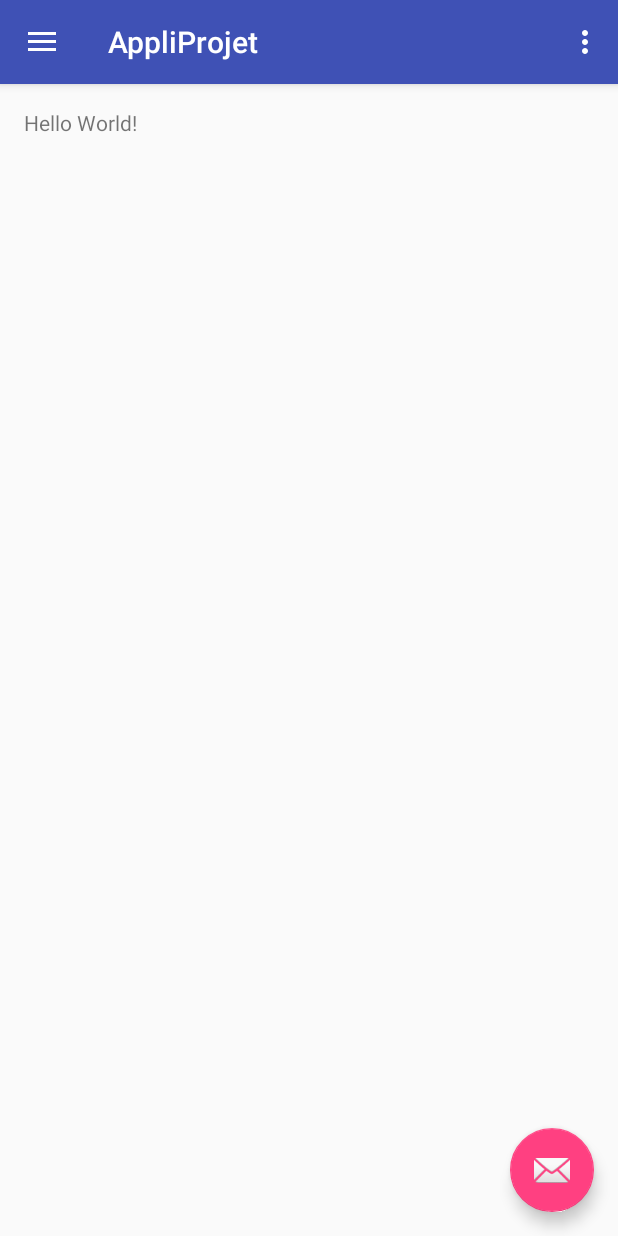
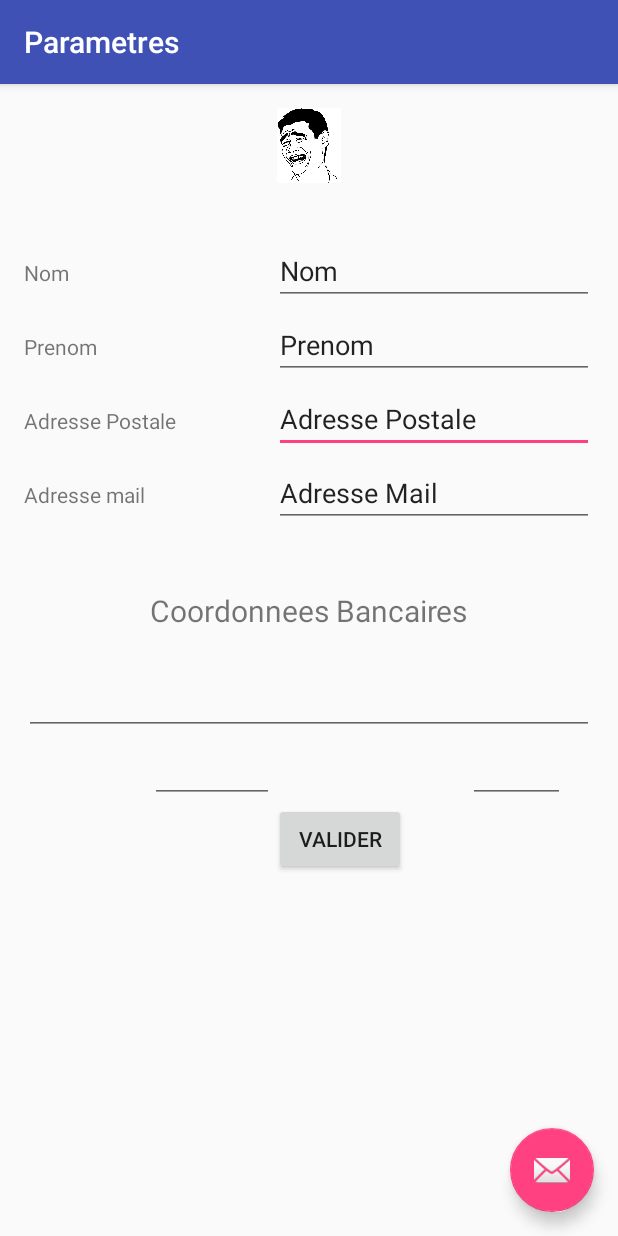
Before and after one commit to robin-mijeanne/PROJET-IHM-M2, an Android app: the screen it shows after launch (MainActivity before the commit, Parametres after it), in the side drawer, after a tap on "Parametres", on a phone screen of 412 x 824 dp. Run offline under Robolectric (Android 15) with nearby library versions, the light colour scheme and no system bars.

Commit message:
fenetre parametres ok

```diff
--- a/app/src/main/AndroidManifest.xml
+++ b/app/src/main/AndroidManifest.xml
@@ -29,6 +29,10 @@
         <activity
             android:name=".Recherche"
             android:label="@string/title_activity_recherche"
+            android:theme="@style/AppTheme.NoActionBar" />
+        <activity
+            android:name=".Parametres"
+            android:label="@string/title_activity_parametres"
             android:theme="@style/AppTheme.NoActionBar"></activity>
     </application>
 
--- a/app/src/main/java/com/example/robin/appliprojet/MainActivity.java
+++ b/app/src/main/java/com/example/robin/appliprojet/MainActivity.java
@@ -92,7 +92,8 @@ public class MainActivity extends AppCompatActivity
             Intent i = new Intent(MainActivity.this, FavorisListe.class);
             startActivity(i);
         } else if (id == R.id.parametres) {
-
+            Intent i = new Intent(MainActivity.this, Parametres.class);
+            startActivity(i);
         }
 
         DrawerLayout drawer = (DrawerLayout) findViewById(R.id.drawer_layout);
--- /dev/null
+++ b/app/src/main/java/com/example/robin/appliprojet/Parametres.java
@@ -0,0 +1,33 @@
+package com.example.robin.appliprojet;
+
+import android.os.Bundle;
+import android.support.design.widget.FloatingActionButton;
+import android.support.design.widget.Snackbar;
+import android.support.v7.app.AppCompatActivity;
+import android.support.v7.widget.Toolbar;
+import android.view.View;
+import android.widget.ImageView;
+import android.widget.TextView;
+
+public class Parametres extends AppCompatActivity {
+
+    @Override
+    protected void onCreate(Bundle savedInstanceState) {
+        super.onCreate(savedInstanceState);
+        setContentView(R.layout.activity_parametres);
+        Toolbar toolbar = (Toolbar) findViewById(R.id.toolbar);
+        setSupportActionBar(toolbar);
+
+        FloatingActionButton fab = (FloatingActionButton) findViewById(R.id.fab);
+        fab.setOnClickListener(new View.OnClickListener() {
+            @Override
+            public void onClick(View view) {
+                Snackbar.make(view, "Replace with your own action", Snackbar.LENGTH_LONG)
+                        .setAction("Action", null).show();
+            }
+        });
+
+        ((ImageView) findViewById(R.id.img)).setImageResource(R.drawable.trollface);
+    }
+
+}
--- /dev/null
+++ b/app/src/main/res/layout/activity_parametres.xml
@@ -0,0 +1,34 @@
+<?xml version="1.0" encoding="utf-8"?>
+<android.support.design.widget.CoordinatorLayout xmlns:android="http://schemas.android.com/apk/res/android"
+    xmlns:app="http://schemas.android.com/apk/res-auto"
+    xmlns:tools="http://schemas.android.com/tools"
+    android:layout_width="match_parent"
+    android:layout_height="match_parent"
+    android:fitsSystemWindows="true"
+    tools:context="com.example.robin.appliprojet.Parametres">
+
+    <android.support.design.widget.AppBarLayout
+        android:layout_width="match_parent"
+        android:layout_height="wrap_content"
+        android:theme="@style/AppTheme.AppBarOverlay">
+
+        <android.support.v7.widget.Toolbar
+            android:id="@+id/toolbar"
+            android:layout_width="match_parent"
+            android:layout_height="?attr/actionBarSize"
+            android:background="?attr/colorPrimary"
+            app:popupTheme="@style/AppTheme.PopupOverlay" />
+
+    </android.support.design.widget.AppBarLayout>
+
+    <include layout="@layout/content_parametres" />
+
+    <android.support.design.widget.FloatingActionButton
+        android:id="@+id/fab"
+        android:layout_width="wrap_content"
+        android:layout_height="wrap_content"
+        android:layout_gravity="bottom|end"
+        android:layout_margin="@dimen/fab_margin"
+        app:srcCompat="@android:drawable/ic_dialog_email" />
+
+</android.support.design.widget.CoordinatorLayout>
--- /dev/null
+++ b/app/src/main/res/layout/content_parametres.xml
@@ -0,0 +1,169 @@
+<?xml version="1.0" encoding="utf-8"?>
+<RelativeLayout xmlns:android="http://schemas.android.com/apk/res/android"
+    xmlns:app="http://schemas.android.com/apk/res-auto"
+    xmlns:tools="http://schemas.android.com/tools"
+    android:id="@+id/content_parametres"
+    android:layout_width="match_parent"
+    android:layout_height="match_parent"
+    android:paddingBottom="@dimen/activity_vertical_margin"
+    android:paddingLeft="@dimen/activity_horizontal_margin"
+    android:paddingRight="@dimen/activity_horizontal_margin"
+    android:paddingTop="@dimen/activity_vertical_margin"
+    app:layout_behavior="@string/appbar_scrolling_view_behavior"
+    tools:context="com.example.robin.appliprojet.Parametres"
+    tools:showIn="@layout/activity_parametres">
+
+    <ImageView
+        android:id="@+id/img"
+        android:layout_width="50dp"
+        android:layout_height="50dp"
+        android:layout_alignParentRight="true"
+        android:layout_alignParentLeft="true"/>
+
+    <TextView
+        android:text="Prenom"
+        android:layout_width="wrap_content"
+        android:layout_height="wrap_content"
+        android:id="@+id/textView3"
+        android:layout_below="@+id/textView2"
+        android:layout_centerVertical="true"
+        android:layout_alignParentLeft="true"
+        android:layout_alignParentStart="true" />
+
+    <TextView
+        android:text="Adresse Postale"
+        android:layout_width="wrap_content"
+        android:layout_height="wrap_content"
+        android:id="@+id/textView4"
+        android:layout_below="@+id/textView3"
+        android:layout_alignParentLeft="true"
+        android:layout_alignParentStart="true"
+        android:layout_marginTop="30dp" />
+
+    <TextView
+        android:text="Adresse mail"
+        android:layout_width="wrap_content"
+        android:layout_height="wrap_content"
+        android:id="@+id/textView5"
+        android:layout_below="@+id/textView4"
+        android:layout_alignParentLeft="true"
+        android:layout_alignParentStart="true"
+        android:layout_marginTop="30dp" />
+
+    <TextView
+        android:text="Nom"
+        android:layout_width="wrap_content"
+        android:layout_height="wrap_content"
+        android:id="@+id/textView2"
+        android:layout_alignParentLeft="false"
+        android:layout_alignParentStart="false"
+        android:layout_marginTop="100dp"
+        android:layout_marginBottom="30dp" />
+
+    <EditText
+        android:layout_width="wrap_content"
+        android:layout_height="wrap_content"
+        android:inputType="textPersonName"
+        android:text="Adresse Postale"
+        android:ems="10"
+        android:id="@+id/editText3"
+        android:layout_alignBaseline="@+id/textView4"
+        android:layout_alignBottom="@+id/textView4"
+        android:layout_alignParentRight="true"
+        android:layout_alignParentEnd="true" />
+
+    <EditText
+        android:layout_width="wrap_content"
+        android:layout_height="wrap_content"
+        android:inputType="textPersonName"
+        android:text="Adresse Mail"
+        android:ems="10"
+        android:id="@+id/editText4"
+        android:layout_alignBaseline="@+id/textView5"
+        android:layout_alignBottom="@+id/textView5"
+        android:layout_alignParentRight="true"
+        android:layout_alignParentEnd="true" />
+
+    <EditText
+        android:layout_width="wrap_content"
+        android:layout_height="wrap_content"
+        android:inputType="textPersonName"
+        android:text="Prenom"
+        android:ems="10"
+        android:id="@+id/editText"
+        android:layout_alignBaseline="@+id/textView3"
+        android:layout_alignBottom="@+id/textView3"
+        android:layout_alignParentRight="true"
+        android:layout_alignParentEnd="true" />
+
+    <EditText
+        android:layout_width="wrap_content"
+        android:layout_height="wrap_content"
+        android:inputType="textPersonName"
+        android:text="Nom"
+        android:ems="10"
+        android:id="@+id/editText5"
+        android:layout_alignBaseline="@+id/textView2"
+        android:layout_alignBottom="@+id/textView2"
+        android:layout_alignParentRight="true"
+        android:layout_alignParentEnd="true" />
+
+    <TextView
+        android:text="Coordonnees Bancaires"
+        android:textSize="20dp"
+        android:layout_width="wrap_content"
+        android:layout_height="wrap_content"
+        android:layout_below="@+id/editText4"
+        android:layout_centerHorizontal="true"
+        android:layout_marginTop="42dp"
+        android:id="@+id/textView7" />
+
+    <EditText
+        android:layout_width="wrap_content"
+        android:layout_height="wrap_content"
+        android:inputType="number"
+        android:ems="10"
+        android:layout_below="@+id/textView7"
+        android:layout_alignParentLeft="true"
+        android:layout_alignParentStart="true"
+        android:layout_marginTop="24dp"
+        android:id="@+id/editText8"
+        android:layout_alignParentRight="true"
+        android:layout_alignParentEnd="true" />
+
+    <EditText
+        android:layout_width="wrap_content"
+        android:layout_height="wrap_content"
+        android:inputType="number"
+        android:ems="10"
+        android:id="@+id/editText9"
+        android:layout_below="@+id/editText8"
+        android:layout_alignParentRight="true"
+        android:layout_alignParentEnd="true"
+        android:layout_marginRight="19dp"
+        android:layout_marginEnd="19dp"
+        android:layout_toRightOf="@+id/textView7"
+        android:layout_toEndOf="@+id/textView7" />
+
+    <EditText
+        android:layout_width="wrap_content"
+        android:layout_height="wrap_content"
+        android:inputType="date"
+        android:ems="10"
+        android:layout_alignBottom="@+id/editText9"
+        android:layout_alignLeft="@+id/textView7"
+        android:layout_alignStart="@+id/textView7"
+        android:id="@+id/editText11"
+        android:layout_toLeftOf="@+id/editText4"
+        android:layout_toStartOf="@+id/editText4" />
+
+    <Button
+        android:text="Valider"
+        android:layout_width="wrap_content"
+        android:layout_height="wrap_content"
+        android:layout_below="@+id/editText11"
+        android:layout_toRightOf="@+id/editText11"
+        android:layout_toEndOf="@+id/editText11"
+        android:id="@+id/button2" />
+
+</RelativeLayout>
--- a/app/src/main/res/values/strings.xml
+++ b/app/src/main/res/values/strings.xml
@@ -8,4 +8,5 @@
     <string name="title_activity_favoris_liste">FavorisListe</string>
     <string name="title_activity_achats_liste">AchatsListe</string>
     <string name="title_activity_recherche">Recherche</string>
+    <string name="title_activity_parametres">Parametres</string>
 </resources>
```
Also changed, not shown: app/src/main/res/drawable/didiersuper.jpeg (added), app/src/main/res/drawable/jeanpaulandre.jpg (added), app/src/main/res/drawable/mlp.jpg (added), app/src/main/res/drawable/trollface.jpeg (added), app/src/main/res/drawable/yvettehorner.jpg (added).
